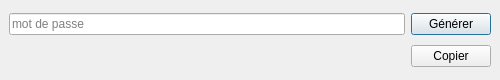
First picture: the form in license/generator.ui, repository Oripy/Oryx, before the edit.
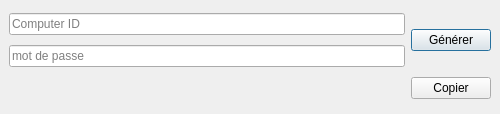
Second picture: the form after the edit.

Diff of the .ui file:
```diff
--- a/license/generator.ui
+++ b/license/generator.ui
@@ -7,7 +7,7 @@
     <x>0</x>
     <y>0</y>
     <width>500</width>
-    <height>80</height>
+    <height>114</height>
    </rect>
   </property>
   <property name="sizePolicy">
@@ -19,7 +19,7 @@
   <property name="maximumSize">
    <size>
     <width>500</width>
-    <height>80</height>
+    <height>120</height>
    </size>
   </property>
   <property name="windowTitle">
@@ -27,24 +27,24 @@
   </property>
   <widget class="QWidget" name="centralwidget">
    <layout class="QGridLayout" name="gridLayout">
-    <item row="0" column="0">
+    <item row="1" column="0">
      <widget class="QLineEdit" name="inputEdit">
       <property name="placeholderText">
        <string>mot de passe</string>
       </property>
      </widget>
     </item>
-    <item row="0" column="1">
-     <widget class="QPushButton" name="generateButton">
+    <item row="2" column="1">
+     <widget class="QPushButton" name="copyButton">
       <property name="text">
-       <string>Générer</string>
+       <string>Copier</string>
       </property>
-      <property name="default">
+      <property name="autoDefault">
        <bool>true</bool>
       </property>
      </widget>
     </item>
-    <item row="1" column="0">
+    <item row="2" column="0">
      <widget class="QLabel" name="resultLabel">
       <property name="text">
        <string/>
@@ -54,12 +54,19 @@
       </property>
      </widget>
     </item>
-    <item row="1" column="1">
-     <widget class="QPushButton" name="copyButton">
+    <item row="0" column="0">
+     <widget class="QLineEdit" name="computerIDEdit">
+      <property name="placeholderText">
+       <string>Computer ID</string>
+      </property>
+     </widget>
+    </item>
+    <item row="0" column="1" rowspan="2">
+     <widget class="QPushButton" name="generateButton">
       <property name="text">
-       <string>Copier</string>
+       <string>Générer</string>
       </property>
-      <property name="autoDefault">
+      <property name="default">
        <bool>true</bool>
       </property>
      </widget>
```
Left out of the diff: 6 changed lines with no effect on the pictures.
